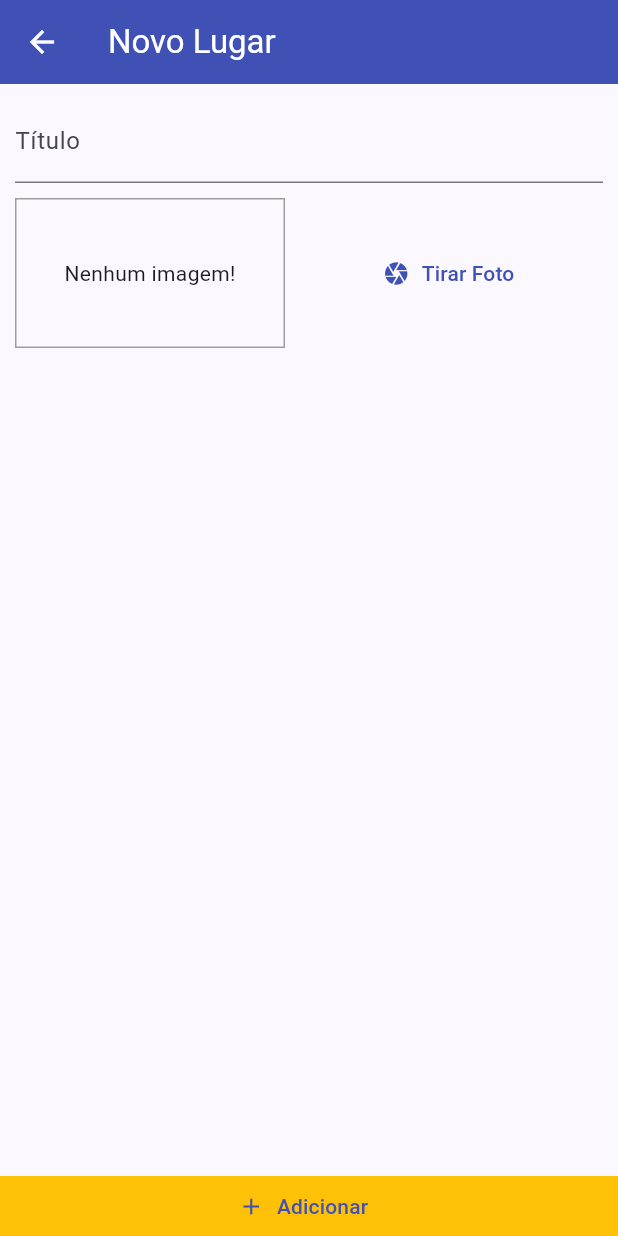
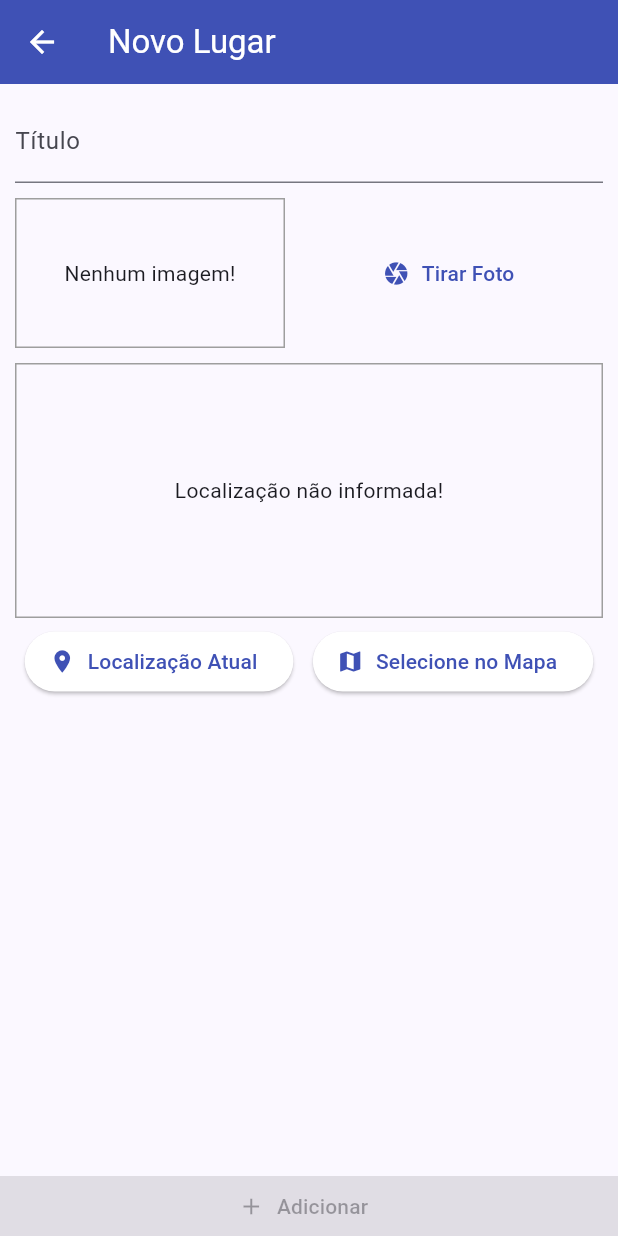
Before and after one commit to MarceloAC04/curso_flutter, a Flutter app: the PlaceFormScreen screen opened by its route, on a phone screen of 412 x 824 dp. Run offline on Flutter 3.47's test engine with Material 3 defaults, Android fonts, the phone set to English and light mode, and no system bars; our stand-ins replace google_maps_flutter, image_picker, location, shared_preferences, sqflite, universal_platform; accounts and stored records are empty.

```diff
--- a/great_places/lib/models/place.dart
+++ b/great_places/lib/models/place.dart
@@ -1,17 +1,22 @@
 import 'dart:io';
 
 import 'package:flutter/foundation.dart';
+import 'package:google_maps_flutter/google_maps_flutter.dart';
 
 class PlaceLocation {
   final double? latitude;
   final double? longitude;
   final String? address;
 
-  PlaceLocation({
-    @required this.latitude,
-    @required this.longitude,
+  const PlaceLocation({
+    this.latitude,
+    this.longitude,
     this.address,
   });
+
+  LatLng toLatLng() {
+    return LatLng(this.latitude!, this.longitude!);
+  }
 }
 
 class Place {
--- a/great_places/lib/screens/place_form_screen.dart
+++ b/great_places/lib/screens/place_form_screen.dart
@@ -1,7 +1,11 @@
 import 'dart:io';
 
 import 'package:flutter/material.dart';
+import 'package:google_maps_flutter/google_maps_flutter.dart';
+import 'package:great_places/providers/great_places.dart';
 import 'package:great_places/widgets/image_input.dart';
+import 'package:great_places/widgets/location_input.dart';
+import 'package:provider/provider.dart';
 
 class PlaceFormScreen extends StatefulWidget {
   @override
@@ -11,13 +15,31 @@ class PlaceFormScreen extends StatefulWidget {
 class _PlaceFormScreenState extends State<PlaceFormScreen> {
   final _titleController = TextEditingController();
   File? _pickedImage;
+  LatLng? _pickedPosition;
 
   void _selectImagem(File pickedImage) {
+    setState(() {
     _pickedImage = pickedImage;
+    });
+  }
+
+  void _selectPosition(LatLng position) {
+    setState(() {
+    _pickedPosition = position;
+    });
+  }
+
+  bool _isValidForm() {
+    return _titleController.text.isNotEmpty && _pickedImage != null && _pickedPosition != null;
   }
 
   void _submitForm() {
-
+    if (!_isValidForm()) return;
+    Provider.of<GreatPlaces>(
+      context,
+      listen: false,
+    ).addPlace(_titleController.text, _pickedImage!, _pickedPosition!);
+    Navigator.of(context).pop();
   }
 
   @override
@@ -40,13 +62,15 @@ class _PlaceFormScreenState extends State<PlaceFormScreen> {
                     ),
                     SizedBox(height: 10),
                     ImageInput(this._selectImagem),
+                    SizedBox(height: 10),
+                    LocationInput(this._selectPosition),
                   ],
                 ),
               ),
             ),
           ),
           ElevatedButton.icon(
-            onPressed: _submitForm,
+            onPressed: _isValidForm() ? _submitForm : null,
             icon: Icon(Icons.add),
             style: ElevatedButton.styleFrom(
               tapTargetSize: MaterialTapTargetSize.shrinkWrap,
--- a/great_places/lib/utils/app_routes.dart
+++ b/great_places/lib/utils/app_routes.dart
@@ -1,3 +1,4 @@
 class AppRoutes {
   static const String PLACE_FORM = '/place-form';
+  static const String PLACE_DETAIL = '/place-detail';
 }
--- /dev/null
+++ b/great_places/lib/utils/location_util.dart
@@ -0,0 +1,22 @@
+import 'dart:convert';
+
+import 'package:google_maps_flutter/google_maps_flutter.dart';
+import 'package:http/http.dart' as http;
+import 'package:path/path.dart';
+
+const GOOGLE_API_KEY = '';
+
+class LocationUtil {
+  static String generateLocationPreviewImage({
+    double? latitude,
+    double? longitude,
+  }) {
+    return 'https://maps.googleapis.com/maps/api/staticmap?center=$latitude,$longitude&zoom=13&size=600x300&maptype=roadmap&markers=color:red%7Clabel:C%7C$latitude,$longitude&key=$GOOGLE_API_KEY';
+  }
+
+  static Future<String> getAddressFrom(LatLng position) async {
+    final url = 'https://maps.googleapis.com/maps/api/geocode/json?latlng=${position.latitude},${position.longitude}&key=$GOOGLE_API_KEY';
+   final response = await http.get(Uri.parse(url));
+   return json.decode(response.body)['results'][0]['formatted_address'];
+  }
+}
--- /dev/null
+++ b/great_places/lib/widgets/location_input.dart
@@ -0,0 +1,105 @@
+import 'package:flutter/material.dart';
+import 'package:google_maps_flutter/google_maps_flutter.dart';
+import 'package:great_places/screens/map_screen.dart';
+import 'package:great_places/utils/location_util.dart';
+import 'package:location/location.dart';
+
+class LocationInput extends StatefulWidget {
+  final Function onSelectPosition;
+  LocationInput(this.onSelectPosition);
+
+  @override
+  State<LocationInput> createState() => _LocationInputState();
+}
+
+class _LocationInputState extends State<LocationInput> {
+  String? _previewImageUrl;
+
+  void _showPreview(double lat, double lng) {
+    final staticMapImageUrl = LocationUtil.generateLocationPreviewImage(
+      latitude: lat,
+      longitude: lng,
+    );
+
+    setState(() {
+      _previewImageUrl = staticMapImageUrl;
+    });
+  }
+
+  Future<void> _getCurrentUserLocation() async {
+    try {
+    final locData = await Location().getLocation();
+
+    _showPreview(locData.latitude!, locData.longitude!);
+    widget.onSelectPosition(locData.latitude!, locData.longitude!);
+    } catch (e) {
+      return;
+    }
+
+  }
+
+  Future<void> _selectOnMap() async {
+    final LatLng selectedPosition = await Navigator.of(context).push(
+      MaterialPageRoute(
+        fullscreenDialog: true,
+        builder: (ctx) => MapScreen(),),
+    );
+
+    if (selectedPosition == null) return;
+
+    _showPreview(selectedPosition.latitude, selectedPosition.longitude);
+    widget.onSelectPosition(selectedPosition);
+  }
+
+  @override
+  Widget build(BuildContext context) {
+    return Column(
+      children: <Widget>[
+        Container(
+          height: 170,
+          width: double.infinity,
+          alignment: Alignment.center,
+          decoration: BoxDecoration(
+            border: Border.all(width: 1, color: Colors.grey),
+          ),
+          child:
+          _previewImageUrl == null
+              ? Text('Localização não informada!')
+              : Image.network(
+            _previewImageUrl!,
+            fit: BoxFit.cover,
+            width: double.infinity,
+          ),
+        ),
+        SizedBox(height: 5),
+        Row(
+          mainAxisAlignment: MainAxisAlignment.spaceAround,
+          children: <Widget>[
+            ElevatedButton.icon(
+              onPressed: _getCurrentUserLocation,
+              icon: Icon(Icons.location_on),
+              label: Text('Localização Atual'),
+              style: ElevatedButton.styleFrom(
+                  foregroundColor: Theme
+                      .of(context)
+                      .primaryColor,
+                  backgroundColor: Colors.white
+              ),
+            ),
+            ElevatedButton.icon(
+              onPressed: _selectOnMap,
+              icon: Icon(Icons.map),
+              label: Text('Selecione no Mapa'),
+              style: ElevatedButton.styleFrom(
+                  foregroundColor: Theme
+                      .of(context)
+                      .primaryColor,
+                  backgroundColor: Colors.white
+              ),
+            ),
+          ],
+        ),
+      ],
+    );
+  }
+}
--- a/great_places/pubspec.yaml
+++ b/great_places/pubspec.yaml
@@ -34,6 +34,10 @@ dependencies:
   image_picker: ^1.1.2
   path_provider: ^2.1.5
   path: ^1.9.1
+  sqflite: ^2.4.2
+  location: ^8.0.0
+  google_maps_flutter: ^2.12.1
+  http: ^1.4.0
 
   # The following adds the Cupertino Icons font to your application.
   # Use with the CupertinoIcons class for iOS style icons.
```
Also changed, not shown: great_places/lib/main.dart (+11 -2 lines), great_places/lib/providers/grate_places.dart (deleted, +0 -18 lines), great_places/lib/providers/great_places.dart (added, +62 -0 lines), great_places/lib/screens/map_screen.dart (added, +60 -0 lines), great_places/lib/screens/place_detail_screen.dart (added, +52 -0 lines), great_places/lib/screens/places_list_screen.dart (+39 -7 lines), great_places/lib/utils/db_util.dart (added, +32 -0 lines), great_places/lib/widgets/image_input.dart (+11 -5 lines), great_places/pubspec.lock, 2 other files.
